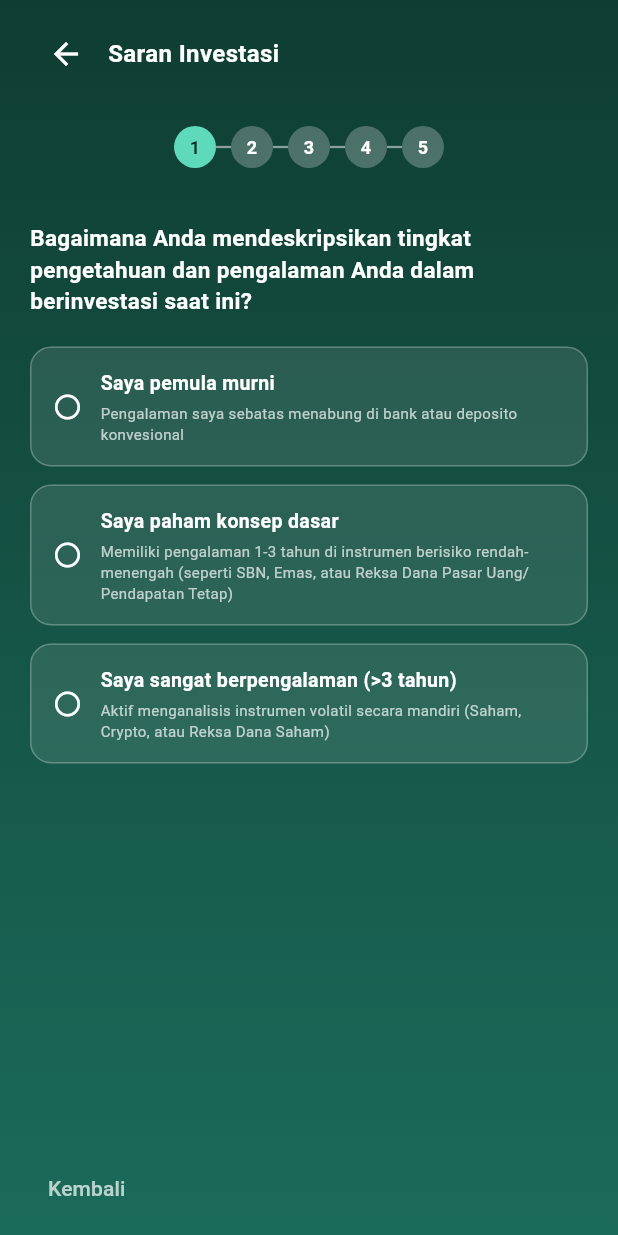
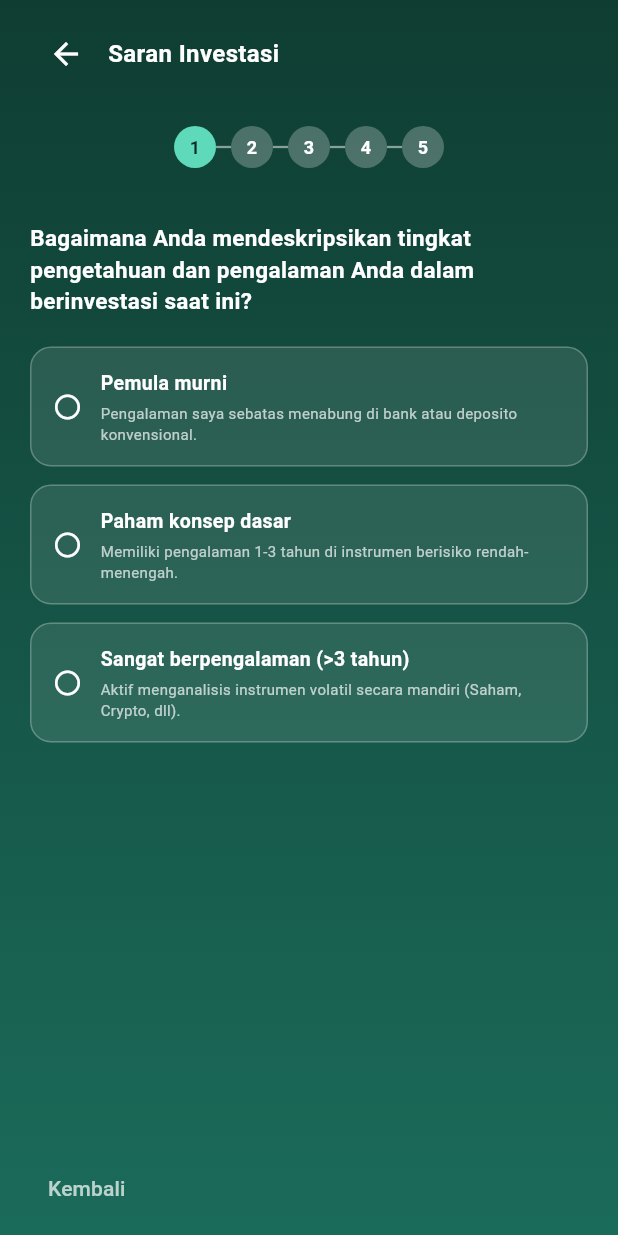
Before and after one commit to atlava/FineXa_Mobile, a Flutter app: the QuestionnaireScreen screen opened directly, on a phone screen of 412 x 824 dp. Run offline on Flutter 3.47's test engine with Material 3 defaults, Android fonts, the phone set to English and light mode, and no system bars; our stand-ins replace shared_preferences; accounts and stored records are empty.

Commit message:
integrasi analisis profile risiko dan rekomendasi aset

```diff
--- a/lib/data/risk_data.dart
+++ b/lib/data/risk_data.dart
@@ -1,8 +1,9 @@
 import 'package:flutter/material.dart';
 
+// 1. Enum Tipe Risiko yang dibutuhkan HomeScreen & ProfileScreen
 enum RiskType { konservatif, moderat, agresif }
 
-/// State sederhana (sementara). Nanti bisa diganti Provider/Riverpod/Bloc.
+// 2. State Global untuk Menyimpan Status Risiko User
 class AppState {
   static final ValueNotifier<RiskType?> risk = ValueNotifier<RiskType?>(null);
 }
@@ -48,6 +49,7 @@ class RiskData {
   static const _cObligasi = Color(0xFFE0A526);
   static const _cUang = Color(0xFF9AA5A0);
 
+  // 3. Peta Informasi Risiko yang dibutuhkan HomeScreen & ProfileScreen
   static const Map<RiskType, RiskInfo> info = {
     RiskType.konservatif: RiskInfo(
       label: 'Konservatif',
@@ -87,47 +89,47 @@ class RiskData {
     ),
   };
 
-  static RiskType classify(int totalScore) {
-    if (totalScore <= 8) return RiskType.konservatif;
-    if (totalScore <= 11) return RiskType.moderat;
-    return RiskType.agresif;
-  }
-
-  // Pertanyaan 1 dari PDF. Pertanyaan 2-5 masih placeholder,
-  // ganti nanti sesuai screenshot kuesioner yang asli.
+  // 5 Pilar Pertanyaan Kuesioner Profesional
   static const List<QuizQuestion> questions = [
     QuizQuestion(
       'Bagaimana Anda mendeskripsikan tingkat pengetahuan dan pengalaman Anda dalam berinvestasi saat ini?',
       [
-        QuizOption('Saya pemula murni', 1,
-            subtitle: 'Pengalaman saya sebatas menabung di bank atau deposito konvesional'),
-        QuizOption('Saya paham konsep dasar', 2,
-            subtitle:
-                'Memiliki pengalaman 1-3 tahun di instrumen berisiko rendah-menengah (seperti SBN, Emas, atau Reksa Dana Pasar Uang/Pendapatan Tetap)'),
-        QuizOption('Saya sangat berpengalaman (>3 tahun)', 3,
-            subtitle:
-                'Aktif menganalisis instrumen volatil secara mandiri (Saham, Crypto, atau Reksa Dana Saham)'),
+        QuizOption('Pemula murni', 1, subtitle: 'Pengalaman saya sebatas menabung di bank atau deposito konvensional.'),
+        QuizOption('Paham konsep dasar', 2, subtitle: 'Memiliki pengalaman 1-3 tahun di instrumen berisiko rendah-menengah.'),
+        QuizOption('Sangat berpengalaman (>3 tahun)', 3, subtitle: 'Aktif menganalisis instrumen volatil secara mandiri (Saham, Crypto, dll).'),
       ],
     ),
-    QuizQuestion('Apa tujuan utama investasi Anda?', [
-      QuizOption('Menjaga nilai uang', 1),
-      QuizOption('Pertumbuhan yang seimbang', 2),
-      QuizOption('Keuntungan semaksimal mungkin', 3),
-    ]),
-    QuizQuestion('Berapa lama Anda berencana berinvestasi?', [
-      QuizOption('Kurang dari 1 tahun', 1),
-      QuizOption('1 - 5 tahun', 2),
-      QuizOption('Lebih dari 5 tahun', 3),
-    ]),
-    QuizQuestion('Jika nilai investasi Anda turun 20%, apa yang akan Anda lakukan?', [
-      QuizOption('Jual semua agar tidak rugi lebih banyak', 1),
-      QuizOption('Tahan dan tunggu pulih', 2),
-      QuizOption('Tambah investasi karena harga sedang murah', 3),
-    ]),
-    QuizQuestion('Berapa persen pendapatan yang siap Anda investasikan?', [
-      QuizOption('Kurang dari 10%', 1),
-      QuizOption('10% - 30%', 2),
-      QuizOption('Lebih dari 30%', 3),
-    ]),
+    QuizQuestion(
+      'Bagaimana kondisi dana darurat dan porsi tabungan bulanan Anda saat ini?',
+      [
+        QuizOption('Kurang dari 3 bulan / <10%', 1, subtitle: 'Dana darurat <3 bulan pengeluaran, menyisihkan <10% pendapatan.'),
+        QuizOption('Aman 3-6 bulan / 10%-20%', 2, subtitle: 'Dana darurat aman 3-6 bulan, rutin menyisihkan 10% - 20% pendapatan.'),
+        QuizOption('Sangat kuat (>6 bulan) / >20%', 3, subtitle: 'Dana darurat >6 bulan pengeluaran, leluasa menggunakan >20% sebagai uang dingin.'),
+      ],
+    ),
+    QuizQuestion(
+      'Bagaimana beban cicilan hutang bulanan terhadap pendapatan Anda?',
+      [
+        QuizOption('Berat (>35% pendapatan)', 1, subtitle: 'Total cicilan menyita lebih dari 35% pendapatan bulanan.'),
+        QuizOption('Terkendali (15% - 35%)', 2, subtitle: 'Porsi cicilan berada di batas wajar 15% hingga 35%.'),
+        QuizOption('Sangat sehat (Bebas / <15%)', 3, subtitle: 'Bebas hutang konsumtif atau cicilan di bawah 15%.'),
+      ],
+    ),
+    QuizQuestion(
+      'Bagaimana reaksi mental Anda jika nilai portofolio investasi mengalami penurunan (minus)?',
+      [
+        QuizOption('Panik / Minus 5% cemas', 1, subtitle: 'Keamanan modal mutlak. Minus 5% saja membuat cemas dan ingin mencairkan.'),
+        QuizOption('Fluktuasi menengah (10-15%)', 2, subtitle: 'Siap menghadapi fluktuasi menengah 10-15% sambil evaluasi pasar.'),
+        QuizOption('Pertumbuhan agresif (>20%)', 3, subtitle: 'Penurunan >20% dianggap peluang emas untuk average down.'),
+      ],
+    ),
+    QuizQuestion(
+      'Berapa lama perkiraan waktu terdekat hingga Anda berencana mencairkan dan menggunakan dana investasi ini?',
+      [
+        QuizOption('Sangat likuid (<1 tahun)', 1, subtitle: 'Perlu mencairkan dana dalam waktu <1 tahun untuk kebutuhan pasti.'),
+        QuizOption('Jangka menengah (1 - 5 tahun)', 2, subtitle: 'Dana dipersiapkan untuk target finansial 1 hingga 5 tahun ke depan.'),
+        QuizOption('Jangka panjang (>5 tahun)', 3, subtitle: 'Didedikasikan untuk pertumbuhan jangka panjang (>5 tahun) tanpa disentuh.'),
+      ],
+    ),
   ];
 }
--- a/lib/screens/questionnaire_screen.dart
+++ b/lib/screens/questionnaire_screen.dart
@@ -1,8 +1,12 @@
+import 'dart:convert';
 import 'package:flutter/material.dart';
+import 'package:http/http.dart' as http;
+import 'package:shared_preferences/shared_preferences.dart';
+
 import '../data/risk_data.dart';
 import '../theme/app_colors.dart';
 import '../widgets/common.dart';
-import 'result_screen.dart';
+import 'result_screen.dart'; // Nanti ini akan kita sesuaikan di langkah berikutnya
 
 class QuestionnaireScreen extends StatefulWidget {
   const QuestionnaireScreen({super.key});
@@ -17,23 +21,81 @@ class _QuestionnaireScreenState extends State<QuestionnaireScreen> {
   int _step = 0;
   int? _selected;
   bool _locked = false;
+  bool _isSubmitting = false; // Status untuk loading ML & LLM
+
+  // Fungsi baru untuk mengirim data ke Express
+  Future<void> _submitAnswers() async {
+    setState(() => _isSubmitting = true);
+
+    try {
+      final prefs = await SharedPreferences.getInstance();
+      final token = prefs.getString('jwt_token');
+
+      // Tembak API Express
+      final response = await http.post(
+        Uri.parse('http://10.0.2.2:5000/api/mobile/questionnaire/submit'),        headers: {
+          'Content-Type': 'application/json',
+          if (token != null) 'Authorization': 'Bearer $token',
+        },
+        body: jsonEncode({
+          'answers': _scores, // Mengirim format array: [1, 2, 3, 2, 1]
+        }),
+      ).timeout(const Duration(seconds: 60));
+
+      if (!mounted) return;
+
+      if (response.statusCode == 200) {
+        final data = jsonDecode(response.body)['data'];
+
+        // ML & LLM selesai! Bawa data JSON utuh ke ResultScreen
+        // Catatan: Ini akan kita perbaiki di file ResultScreen pada langkah selanjutnya
+        Navigator.pushReplacement(
+          context,
+          MaterialPageRoute(builder: (_) => ResultScreen(resultData: data)),
+        );
+      } else {
+        final msg = jsonDecode(response.body)['message'] ?? 'Gagal memproses data';
+        ScaffoldMessenger.of(context).showSnackBar(SnackBar(content: Text(msg)));
+
+        // Buka kunci jika gagal agar user bisa coba lagi
+        setState(() {
+          _isSubmitting = false;
+          _scores.removeLast(); // Hapus jawaban terakhir agar bisa diulang
+          _selected = null;
+          _locked = false;
+        });
+      }
+    } catch (e) {
+      if (!mounted) return;
+      ScaffoldMessenger.of(context).showSnackBar(
+        const SnackBar(content: Text('Gagal terhubung ke server backend.')),
+      );
+      setState(() {
+        _isSubmitting = false;
+        _scores.removeLast();
+        _selected = null;
+        _locked = false;
+      });
+    }
+  }
 
   void _choose(int i) {
-    if (_locked) return;
+    // Cegah klik ganda atau klik saat sedang loading dikirim ke server
+    if (_locked || _isSubmitting) return;
+
     setState(() {
       _selected = i;
       _locked = true;
     });
-    // Auto-advance (Hick's Law)
+
+    // Auto-advance
     Future.delayed(const Duration(milliseconds: 250), () {
       if (!mounted) return;
       _scores.add(_questions[_step].options[i].score);
+
       if (_step == _questions.length - 1) {
-        final total = _scores.fold<int>(0, (a, b) => a + b);
-        Navigator.pushReplacement(
-          context,
-          MaterialPageRoute(builder: (_) => ResultScreen(type: RiskData.classify(total))),
-        );
+        // PERUBAHAN KRUSIAL: Kirim ke Backend, bukan dihitung manual!
+        _submitAnswers();
       } else {
         setState(() {
           _step++;
@@ -60,6 +122,7 @@ class _QuestionnaireScreenState extends State<QuestionnaireScreen> {
   @override
   Widget build(BuildContext context) {
     final q = _questions[_step];
+
     return Scaffold(
       body: GradientBackground(
         child: SafeArea(
@@ -82,6 +145,23 @@ class _QuestionnaireScreenState extends State<QuestionnaireScreen> {
                   ],
                 ),
                 const SizedBox(height: 24),
+
+                // Tampilkan loading berputar jika sedang mengirim data
+                if (_isSubmitting) ...[
+                  const Spacer(),
+                  const Center(
+                    child: Column(
+                      mainAxisSize: MainAxisSize.min,
+                      children: [
+                        CircularProgressIndicator(color: AppColors.emerald),
+                        SizedBox(height: 20),
+                        Text('AI sedang menganalisis profil Anda...',
+                            style: TextStyle(color: Colors.white70, fontSize: 14)),
+                      ],
+                    ),
+                  ),
+                  const Spacer(),
+                ] else ...[
                   _Stepper(current: _step, total: _questions.length),
                   const SizedBox(height: 36),
                   Text(q.text,
@@ -91,7 +171,7 @@ class _QuestionnaireScreenState extends State<QuestionnaireScreen> {
                   Expanded(
                     child: ListView.separated(
                       itemCount: q.options.length,
-                    separatorBuilder: (_, _) => const SizedBox(height: 12),
+                      separatorBuilder: (_, __) => const SizedBox(height: 12),
                       itemBuilder: (_, i) => _OptionTile(
                         option: q.options[i],
                         selected: _selected == i,
@@ -105,6 +185,7 @@ class _QuestionnaireScreenState extends State<QuestionnaireScreen> {
                         style: TextStyle(color: Colors.white70, fontSize: 14)),
                   ),
                   const SizedBox(height: 8),
+                ],
               ],
             ),
           ),
```
Also changed, not shown: lib/screens/result_screen.dart (+58 -20 lines). Lines whose indentation alone changed are shown as unchanged.
